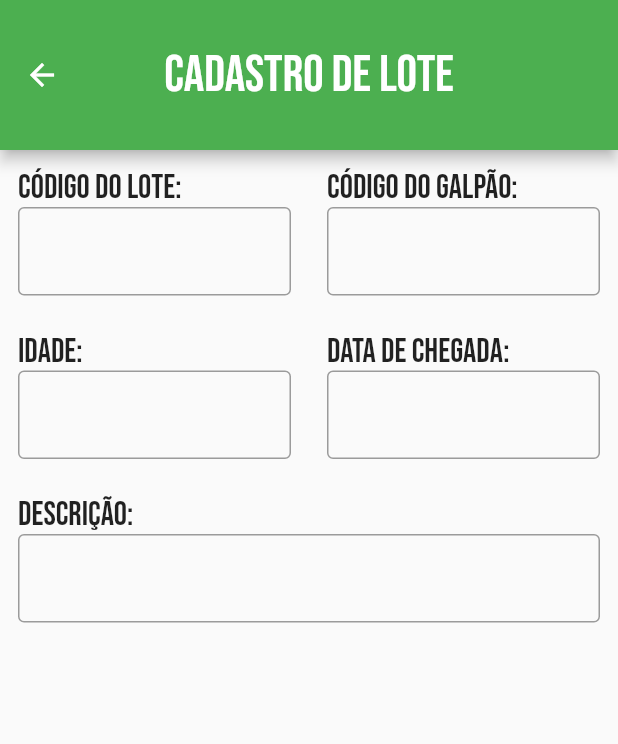
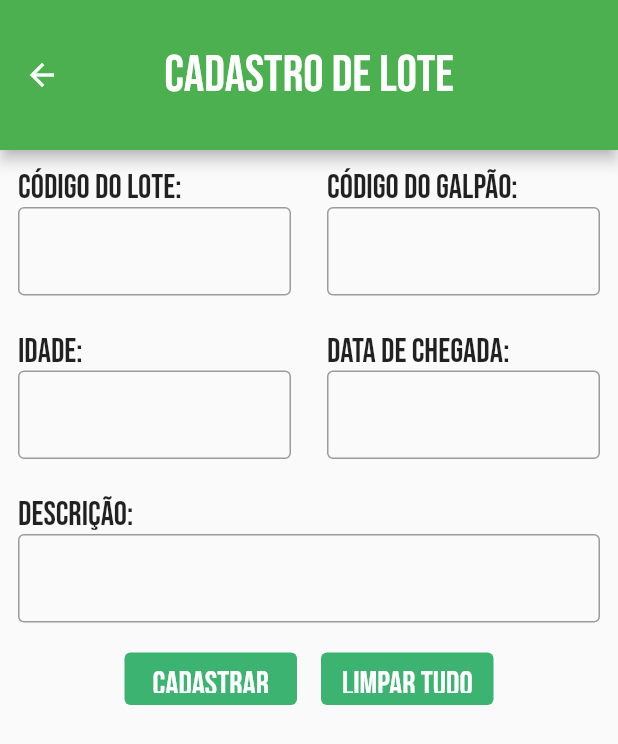
Before and after one commit to IsaiasBrazil/avicultor, a Flutter app: the TelaCadastroLote screen opened directly, on a phone screen of 412 x 824 dp. Shown: the top 744 px of the screen. Run offline on Flutter 3.47's test engine with Material 2 defaults, Android fonts, the phone set to English and light mode, and no system bars.

Commit message:
Mudanças: - Item 'Lotes' adicionado ao menu lateral do app - Submenus (Cadastro / Alteração / Exclusão / Consulta) do Lote implementados - Botões 'Cadastro' e 'Limpar tudo' adicionados à tela de cadastro de lote

```diff
--- a/lib/cadastrar_lote.dart
+++ b/lib/cadastrar_lote.dart
@@ -1,6 +1,7 @@
 import 'package:flutter/material.dart';
 import 'package:flutter/services.dart';
 import 'package:intl/intl.dart';
+import 'widget_botao.dart';
 import 'widget_campo.dart';
 
 class TelaCadastroLote extends StatefulWidget {
@@ -94,6 +95,33 @@ class _TelaCadastroLoteState extends State<TelaCadastroLote> {
               ),
             ],
           ),
+          Row(
+            mainAxisAlignment: MainAxisAlignment.center,
+            children: [
+              Padding(
+                padding: EdgeInsets.all(
+                    8.0), // Adjust the padding value as per your preference
+                child: SizedBox(
+                    width: 115,
+                    height: 35,
+                    child: Botao(
+                      texto: 'Cadastrar',
+                      aoSerPressionado: () {},
+                    )),
+              ),
+              Padding(
+                padding: EdgeInsets.all(
+                    8.0), // Adjust the padding value as per your preference
+                child: SizedBox(
+                    width: 115,
+                    height: 35,
+                    child: Botao(
+                      texto: 'Limpar tudo',
+                      aoSerPressionado: () {},
+                    )),
+              ),
+            ],
+          )
         ],
       ),
     );
```
Also changed, not shown: lib/widget_drawer.dart (+52 -0 lines).
